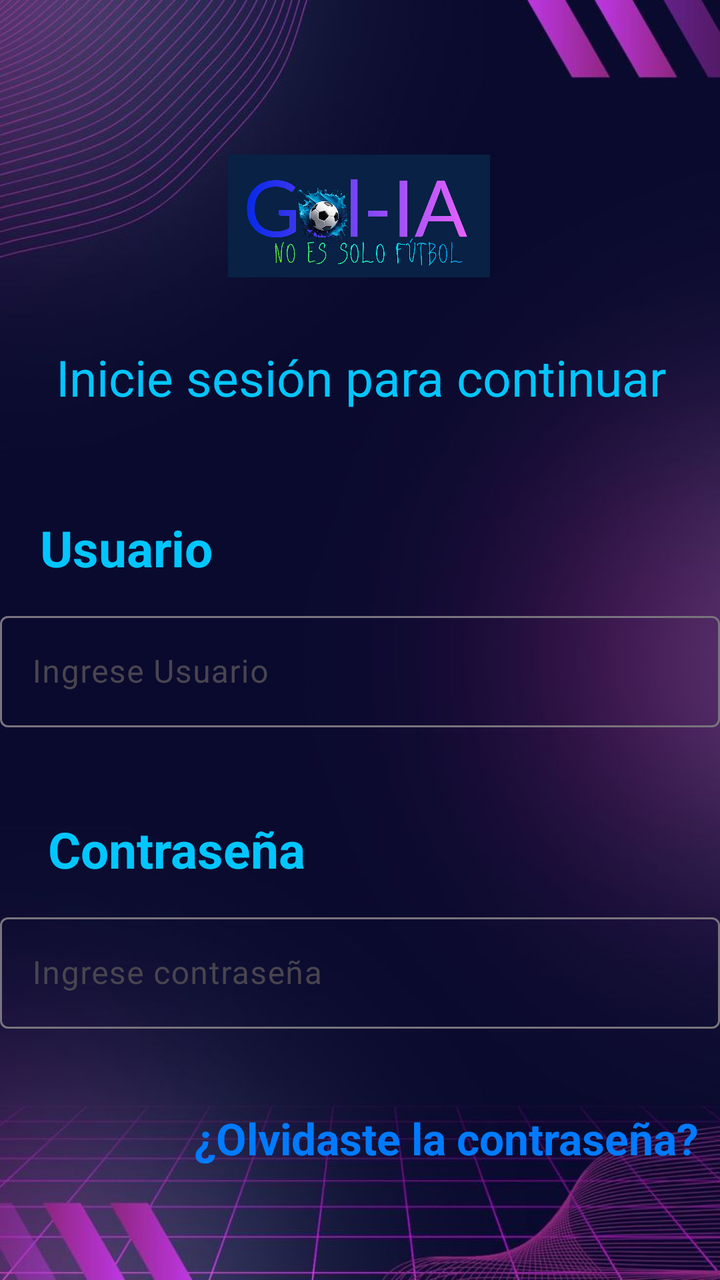
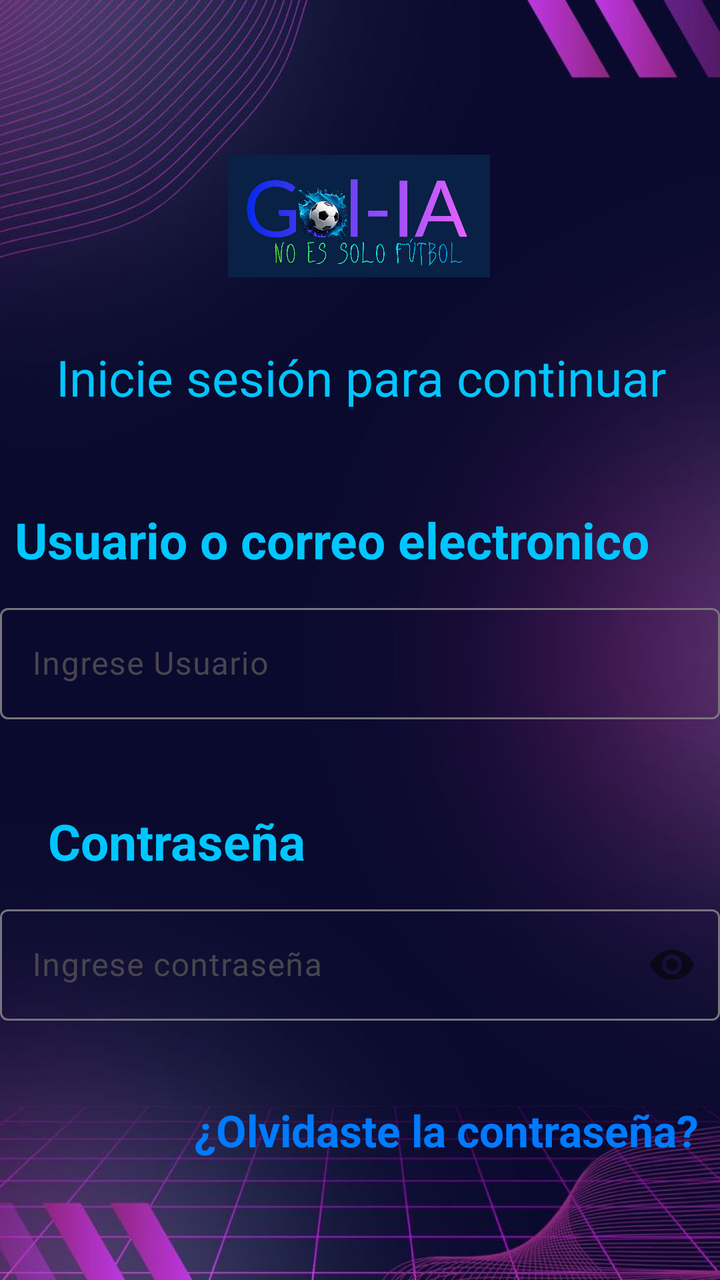

An Android layout rendered at two revisions. The XML below is the earlier revision; the diff shows what the commit changed to produce the second picture.
<!-- AndroidManifest.xml: application theme Theme.GolIA -->
<!-- res/layout/activity_login.xml -->
<?xml version="1.0" encoding="utf-8"?>
<androidx.constraintlayout.widget.ConstraintLayout xmlns:android="http://schemas.android.com/apk/res/android"
    xmlns:app="http://schemas.android.com/apk/res-auto"
    xmlns:tools="http://schemas.android.com/tools"
    android:id="@+id/main"
    android:background="@drawable/purple_backgraund"
    android:layout_width="match_parent"
    android:layout_height="match_parent"
    tools:context=".LoginActivity">

    <ImageView
        android:id="@+id/imageView2"
        android:layout_width="131dp"
        android:layout_height="80dp"
        android:layout_marginTop="68dp"
        app:layout_constraintEnd_toEndOf="parent"
        app:layout_constraintHorizontal_bias="0.498"
        app:layout_constraintStart_toStartOf="parent"
        app:layout_constraintTop_toTopOf="parent"
        app:srcCompat="@drawable/logo" />

    <TextView
        android:id="@+id/textView2"
        android:layout_width="363dp"
        android:layout_height="41dp"
        android:layout_marginTop="20dp"
        android:gravity="center"
        android:text="@string/titulo_login"
        android:textColor="@color/blue_end"
        android:textSize="25dp"
        app:layout_constraintEnd_toEndOf="parent"
        app:layout_constraintHorizontal_bias="0.458"
        app:layout_constraintStart_toStartOf="parent"
        app:layout_constraintTop_toBottomOf="@+id/imageView2" />

    <com.google.android.material.textfield.TextInputLayout
        android:id="@+id/textInputLayout"
        android:layout_width="360dp"
        android:layout_height="wrap_content"
        android:layout_marginTop="12dp"
        app:layout_constraintEnd_toEndOf="parent"
        app:layout_constraintHorizontal_bias="0.509"
        app:layout_constraintStart_toStartOf="parent"
        app:layout_constraintTop_toBottomOf="@+id/textView4">

        <com.google.android.material.textfield.TextInputEditText
            android:id="@+id/input_correo"
            android:layout_width="match_parent"
            android:layout_height="wrap_content"
            android:inputType="textEmailAddress"
            android:hint="@string/lbl_usuario" />
    </com.google.android.material.textfield.TextInputLayout>

    <TextView
        android:id="@+id/textView4"
        android:layout_width="wrap_content"
        android:layout_height="wrap_content"
        android:layout_marginTop="48dp"
        android:text="@string/txt_usuario"
        android:textSize="25dp"
        android:textStyle="bold"
        android:textColor="@color/blue_end"
        app:layout_constraintEnd_toEndOf="parent"
        app:layout_constraintHorizontal_bias="0.073"
        app:layout_constraintStart_toStartOf="parent"
        app:layout_constraintTop_toBottomOf="@+id/textView2" />

    <TextView
        android:id="@+id/textView5"
        android:layout_width="wrap_content"
        android:layout_height="wrap_content"
        android:layout_marginStart="24dp"
        android:layout_marginTop="44dp"
        android:text="@string/txt_password"
        android:textSize="25dp"
        android:textStyle="bold"
        android:textColor="@color/blue_end"
        app:layout_constraintStart_toStartOf="parent"
        app:layout_constraintTop_toBottomOf="@+id/textInputLayout" />

    <com.google.android.material.textfield.TextInputLayout
        android:id="@+id/textInputLayout2"
        android:layout_width="360dp"
        android:layout_height="wrap_content"
        android:layout_marginTop="12dp"
        app:layout_constraintEnd_toEndOf="parent"
        app:layout_constraintHorizontal_bias="0.509"
        app:layout_constraintStart_toStartOf="parent"
        app:layout_constraintTop_toBottomOf="@+id/textView5">

        <com.google.android.material.textfield.TextInputEditText
            android:id="@+id/input_contrasena"
            android:layout_width="match_parent"
            android:layout_height="wrap_content"
            android:hint="@string/lbl_password"
            android:inputType="textPassword"/>
    </com.google.android.material.textfield.TextInputLayout>

    <TextView
        android:id="@+id/textView6"
        android:layout_width="wrap_content"
        android:layout_height="wrap_content"
        android:layout_marginTop="40dp"
        android:text="@string/recuperar_pasword"
        android:textSize="22dp"
        android:textStyle="bold"
        android:textColor="@color/blue_start"
        app:layout_constraintEnd_toEndOf="parent"
        app:layout_constraintHorizontal_bias="0.9"
        app:layout_constraintStart_toStartOf="parent"
        app:layout_constraintTop_toBottomOf="@+id/textInputLayout2" />

    <Button
        android:id="@+id/button_ingresar"
        android:layout_width="360dp"
        android:layout_height="60dp"
        android:layout_marginTop="72dp"
        android:text="@string/btn_ingresar"
        android:textSize="25dp"
        android:clickable="true"
        app:layout_constraintEnd_toEndOf="parent"
        app:layout_constraintHorizontal_bias="0.49"
        app:layout_constraintStart_toStartOf="parent"
        app:layout_constraintTop_toBottomOf="@+id/textView6" />

    <TextView
        android:id="@+id/text_crear_cuenta"
        android:layout_width="wrap_content"
        android:layout_height="wrap_content"
        android:layout_marginBottom="32dp"
        android:clickable="true"
        android:text="@string/lbl_crear_cuenta"
        android:textColor="@color/blue_start"
        android:textSize="20dp"
        android:textStyle="bold"
        app:layout_constraintBottom_toBottomOf="parent"
        app:layout_constraintEnd_toEndOf="parent"
        app:layout_constraintHorizontal_bias="0.498"
        app:layout_constraintStart_toStartOf="parent"
        app:layout_constraintTop_toBottomOf="@+id/button_ingresar"
        app:layout_constraintVertical_bias="0.36" />

    <ProgressBar
        android:id="@+id/progressBar_login"
        android:layout_width="wrap_content"
        android:layout_height="wrap_content"
        android:visibility="gone"
        app:layout_constraintBottom_toBottomOf="@+id/button_ingresar"
        app:layout_constraintEnd_toEndOf="@+id/button_ingresar"
        app:layout_constraintStart_toStartOf="@+id/button_ingresar"
        app:layout_constraintTop_toTopOf="@+id/button_ingresar" />
</androidx.constraintlayout.widget.ConstraintLayout>
<!-- resources referenced by this layout -->
<resources>
  <color name="blue_end">#00C6FF</color>
  <color name="blue_start">#007BFF</color>
  <!-- drawable logo: png bitmap (drawable, 285187 bytes) -->
  <!-- drawable purple_backgraund: jpeg bitmap (drawable, 45681 bytes) -->
  <string name="btn_ingresar">Ingresar</string>
  <string name="lbl_crear_cuenta">Registrarse</string>
  <string name="lbl_password">Ingrese contraseña</string>
  <string name="lbl_usuario">Ingrese Usuario</string>
  <string name="recuperar_pasword">¿Olvidaste la contraseña?</string>
  <string name="titulo_login"> Inicie sesión para continuar</string>
  <string name="txt_password">Contraseña</string>
  <string name="txt_usuario">Usuario</string>
  <style name="Theme.GolIA" parent="Base.Theme.GolIA" />
  <style name="Base.Theme.GolIA" parent="Theme.Material3.DayNight.NoActionBar">
          
          
          colo
      </style>
</resources>

<!-- the commit's change to res/layout/activity_login.xml (unified diff, before → after) -->
@@ -55,13 +55,13 @@
         android:id="@+id/textView4"
         android:layout_width="wrap_content"
         android:layout_height="wrap_content"
-        android:layout_marginTop="48dp"
+        android:layout_marginTop="44dp"
         android:text="@string/txt_usuario"
+        android:textColor="@color/blue_end"
         android:textSize="25dp"
         android:textStyle="bold"
-        android:textColor="@color/blue_end"
         app:layout_constraintEnd_toEndOf="parent"
-        app:layout_constraintHorizontal_bias="0.073"
+        app:layout_constraintHorizontal_bias="0.172"
         app:layout_constraintStart_toStartOf="parent"
         app:layout_constraintTop_toBottomOf="@+id/textView2" />
 
@@ -83,6 +83,7 @@
         android:layout_width="360dp"
         android:layout_height="wrap_content"
         android:layout_marginTop="12dp"
+        app:passwordToggleEnabled="true"
         app:layout_constraintEnd_toEndOf="parent"
         app:layout_constraintHorizontal_bias="0.509"
         app:layout_constraintStart_toStartOf="parent"
@@ -127,18 +128,17 @@
         android:id="@+id/text_crear_cuenta"
         android:layout_width="wrap_content"
         android:layout_height="wrap_content"
-        android:layout_marginBottom="32dp"
+        android:layout_marginTop="24dp"
         android:clickable="true"
+        android:focusable="true"
         android:text="@string/lbl_crear_cuenta"
         android:textColor="@color/blue_start"
         android:textSize="20dp"
         android:textStyle="bold"
-        app:layout_constraintBottom_toBottomOf="parent"
         app:layout_constraintEnd_toEndOf="parent"
         app:layout_constraintHorizontal_bias="0.498"
         app:layout_constraintStart_toStartOf="parent"
-        app:layout_constraintTop_toBottomOf="@+id/button_ingresar"
-        app:layout_constraintVertical_bias="0.36" />
+        app:layout_constraintTop_toBottomOf="@+id/button_ingresar" />
 
     <ProgressBar
         android:id="@+id/progressBar_login"
<!-- resource entries referenced after the edit -->
@@ -11,7 +11,7 @@
   <string name="recuperar_pasword">¿Olvidaste la contraseña?</string>
   <string name="titulo_login"> Inicie sesión para continuar</string>
   <string name="txt_password">Contraseña</string>
-  <string name="txt_usuario">Usuario</string>
+  <string name="txt_usuario">Usuario o correo electronico</string>
   <style name="Theme.GolIA" parent="Base.Theme.GolIA" />
   <style name="Base.Theme.GolIA" parent="Theme.Material3.DayNight.NoActionBar">
           
